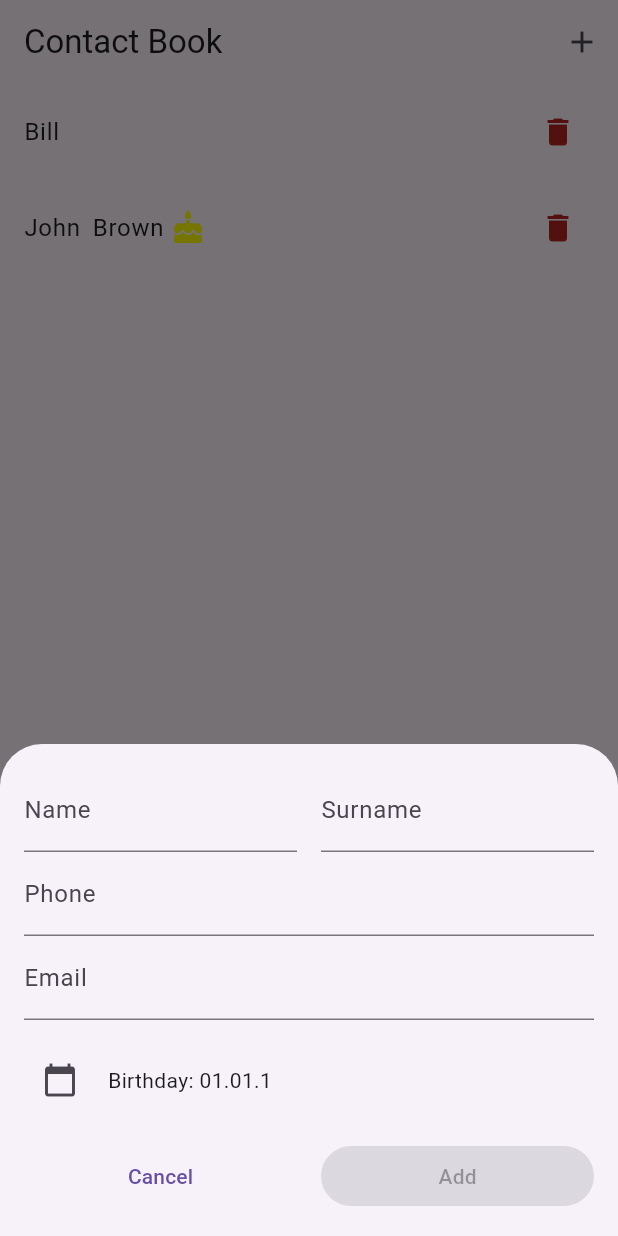
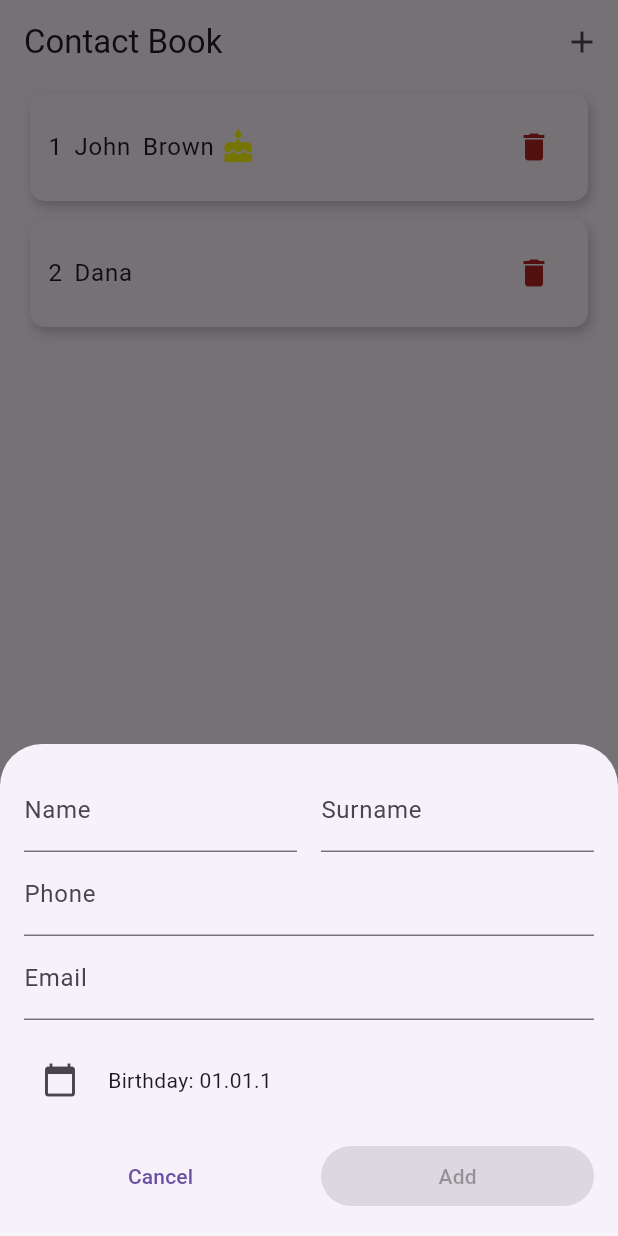
Before and after one commit to Dana-Nam/hw_28, a Flutter app: the screen it shows after launch, after a tap on the "add" icon, on a phone screen of 412 x 824 dp. Run offline on Flutter 3.47's test engine with Material 3 defaults, Android fonts, the phone set to English and light mode, and no system bars.

Commit message:
Added contact id

```diff
--- a/lib/contacts_book.dart
+++ b/lib/contacts_book.dart
@@ -13,8 +13,9 @@ class ContactsBook extends StatefulWidget {
 
 class _ContactsBookState extends State<ContactsBook> {
   List<Contact> contacts = [
-    Contact(name: 'Bill'),
-    Contact(name: 'John', surname: 'Brown', birthDate: DateTime(2025, 2, 5)),
+    Contact(
+        id: 1, name: 'John', surname: 'Brown', birthDate: DateTime(2025, 2, 5)),
+    Contact(id: 2, name: 'Dana')
   ];
 
   void toggleContact(int index) {}
@@ -32,6 +33,19 @@ class _ContactsBookState extends State<ContactsBook> {
   }
 
   void openAddContact() {
+    int nextId;
+    if (contacts.isEmpty) {
+      nextId = 1;
+    } else {
+      int maxId = contacts.first.id;
+      for (var contact in contacts) {
+        if (contact.id > maxId) {
+          maxId = contact.id;
+        }
+      }
+      nextId = maxId + 1;
+    }
+
     showModalBottomSheet(
       context: context,
       isScrollControlled: true,
@@ -39,7 +53,10 @@ class _ContactsBookState extends State<ContactsBook> {
         padding: EdgeInsets.only(bottom: MediaQuery.of(ctx).viewInsets.bottom),
         child: Wrap(
           children: [
-            NewContact(onContactCreated: addContact),
+            NewContact(
+              onContactCreated: addContact,
+              id: nextId,
+            ),
           ],
         ),
       ),
--- a/lib/models/contact.dart
+++ b/lib/models/contact.dart
@@ -1,4 +1,5 @@
 class Contact {
+  final int id;
   final String name;
   final String? surname;
   final String? phone;
@@ -6,6 +7,7 @@ class Contact {
   final DateTime? birthDate;
 
   Contact({
+    required this.id,
     required this.name,
     this.surname,
     this.phone,
--- a/lib/widgets/contact_item.dart
+++ b/lib/widgets/contact_item.dart
@@ -17,14 +17,31 @@ class ContactItem extends StatelessWidget {
   Widget build(BuildContext context) {
     final theme = Theme.of(context);
     final bodyLargeStyle = theme.textTheme.bodyLarge!;
+    final backgroundColor = theme.colorScheme.surface.withValues(alpha: 255);
+    final borderRadius = BorderRadius.circular(10);
 
-    return Padding(
-      padding: const EdgeInsets.all(8.0),
+    return Container(
+      margin: const EdgeInsets.symmetric(vertical: 6, horizontal: 12),
+      padding: const EdgeInsets.all(12),
+      decoration: BoxDecoration(
+        color: backgroundColor,
+        borderRadius: borderRadius,
+        boxShadow: [
+          BoxShadow(
+            color: Colors.black.withOpacity(0.2),
+            offset: Offset(2, 4),
+            blurRadius: 6,
+            spreadRadius: 0,
+          ),
+        ],
+      ),
       child: Row(
         mainAxisAlignment: MainAxisAlignment.spaceBetween,
         children: [
           Row(
             children: [
+              Text('${contact.id}', style: bodyLargeStyle),
+              SizedBox(width: 8),
               Text(contact.name, style: bodyLargeStyle),
               SizedBox(width: 8),
               if (contact.surname != null && contact.surname!.isNotEmpty)
--- a/lib/widgets/new_contact.dart
+++ b/lib/widgets/new_contact.dart
@@ -4,8 +4,10 @@ import '../models/contact.dart';
 
 class NewContact extends StatefulWidget {
   final void Function(Contact newContact) onContactCreated;
+  final int id;
 
-  const NewContact({super.key, required this.onContactCreated});
+  const NewContact(
+      {super.key, required this.onContactCreated, required this.id});
 
   @override
   State<NewContact> createState() => _NewContactState();
@@ -41,6 +43,7 @@ class _NewContactState extends State<NewContact> {
   void onSaved() {
     if (name.trim().isEmpty) return;
     final newContact = Contact(
+      id: widget.id,
       name: name.trim(),
       surname: surname.trim(),
       phone: phone.trim(),
```
